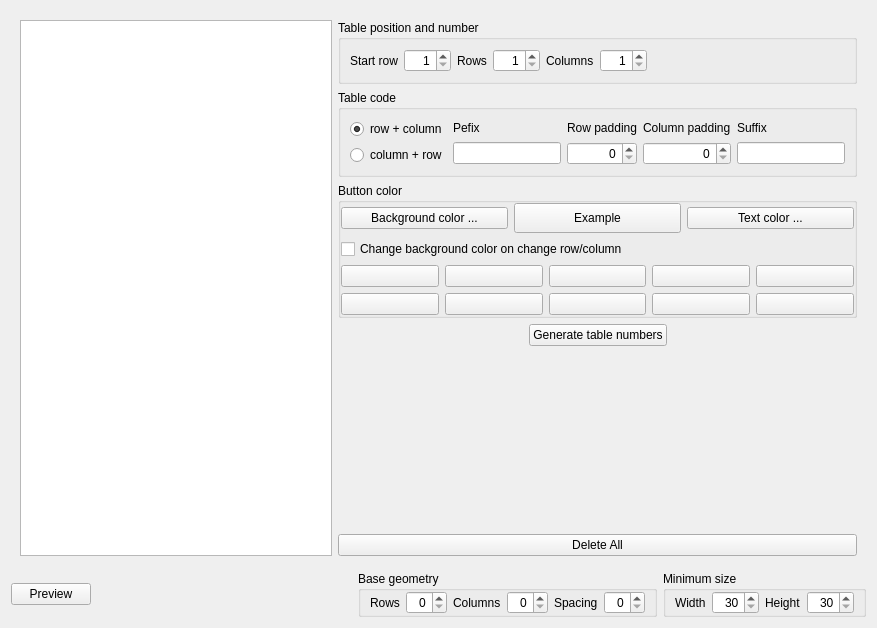
Old version of the form App/Ui/SeatMapWidget.ui in the repository paolodestefani/pySagra.
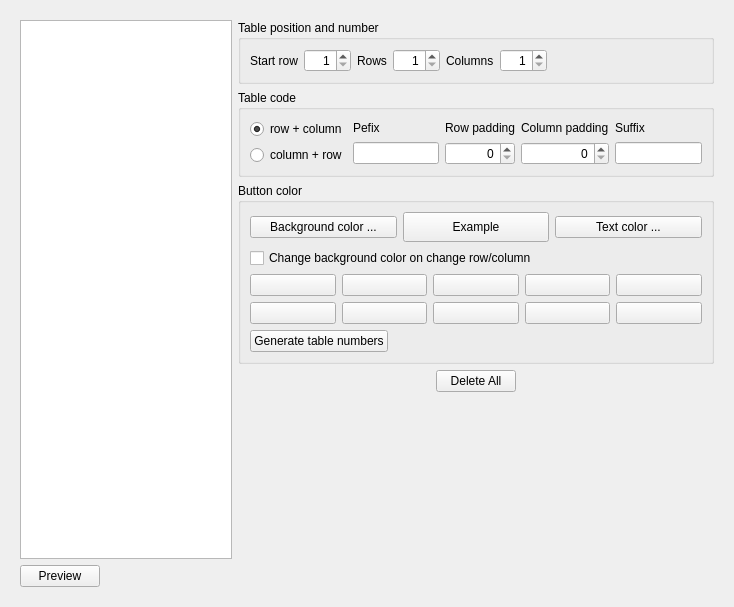
New version of the form. Custom widgets are drawn as their Qt base class.

```diff
--- a/App/Ui/SeatMapWidget.ui
+++ b/App/Ui/SeatMapWidget.ui
@@ -6,8 +6,8 @@
    <rect>
     <x>0</x>
     <y>0</y>
-    <width>877</width>
-    <height>628</height>
+    <width>734</width>
+    <height>607</height>
    </rect>
   </property>
   <property name="font">
@@ -18,21 +18,23 @@
   <property name="windowTitle">
    <string>Seat Map</string>
   </property>
-  <layout class="QVBoxLayout" name="verticalLayout_8">
+  <layout class="QVBoxLayout" name="verticalLayout_11">
    <item>
     <widget class="QStackedWidget" name="stackedWidget">
      <property name="currentIndex">
       <number>0</number>
      </property>
      <widget class="QWidget" name="pageList">
+      <layout class="QVBoxLayout" name="verticalLayout_13">
+       <item>
       <layout class="QVBoxLayout" name="verticalLayout_12">
        <item>
-        <layout class="QHBoxLayout" name="horizontalLayout_9">
+          <layout class="QHBoxLayout" name="horizontalLayout_11">
          <item>
           <widget class="EnhancedTableView" name="tableView"/>
          </item>
          <item>
-          <layout class="QVBoxLayout" name="verticalLayout_11">
+            <layout class="QVBoxLayout" name="verticalLayout_10">
            <item>
             <widget class="QGroupBox" name="groupBoxTablePosition">
              <property name="title">
@@ -140,7 +142,7 @@
              <property name="title">
               <string>Table code</string>
              </property>
-             <layout class="QVBoxLayout" name="verticalLayout_10">
+               <layout class="QVBoxLayout" name="verticalLayout_8">
               <item>
                <layout class="QHBoxLayout" name="horizontalLayout_2">
                 <item>
@@ -237,18 +239,6 @@
               <string>Button color</string>
              </property>
              <layout class="QVBoxLayout" name="verticalLayout">
-              <property name="leftMargin">
-               <number>0</number>
-              </property>
-              <property name="topMargin">
-               <number>0</number>
-              </property>
-              <property name="rightMargin">
-               <number>0</number>
-              </property>
-              <property name="bottomMargin">
-               <number>0</number>
-              </property>
               <item>
                <layout class="QHBoxLayout" name="horizontalLayout_5">
                 <item>
@@ -409,24 +399,8 @@
                 </item>
                </layout>
               </item>
-             </layout>
-            </widget>
-           </item>
            <item>
-            <layout class="QHBoxLayout" name="horizontalLayout_8">
-             <item>
-              <spacer name="horizontalSpacer_2">
-               <property name="orientation">
-                <enum>Qt::Orientation::Horizontal</enum>
-               </property>
-               <property name="sizeHint" stdset="0">
-                <size>
-                 <width>40</width>
-                 <height>20</height>
-                </size>
-               </property>
-              </spacer>
-             </item>
+                 <layout class="QHBoxLayout" name="horizontalLayout_10">
              <item>
               <widget class="QPushButton" name="pushButtonGenerateTables">
                <property name="text">
@@ -449,15 +423,20 @@
              </item>
             </layout>
            </item>
+               </layout>
+              </widget>
+             </item>
            <item>
-            <spacer name="verticalSpacer">
+              <layout class="QHBoxLayout" name="horizontalLayout_8">
+               <item>
+                <spacer name="horizontalSpacer_2">
              <property name="orientation">
-              <enum>Qt::Orientation::Vertical</enum>
+                  <enum>Qt::Orientation::Horizontal</enum>
              </property>
              <property name="sizeHint" stdset="0">
               <size>
-               <width>20</width>
-               <height>40</height>
+                   <width>40</width>
+                   <height>20</height>
               </size>
              </property>
             </spacer>
@@ -472,6 +451,60 @@
              </property>
             </widget>
            </item>
+               <item>
+                <spacer name="horizontalSpacer_6">
+                 <property name="orientation">
+                  <enum>Qt::Orientation::Horizontal</enum>
+                 </property>
+                 <property name="sizeHint" stdset="0">
+                  <size>
+                   <width>40</width>
+                   <height>20</height>
+                  </size>
+                 </property>
+                </spacer>
+               </item>
+              </layout>
+             </item>
+             <item>
+              <spacer name="verticalSpacer">
+               <property name="orientation">
+                <enum>Qt::Orientation::Vertical</enum>
+               </property>
+               <property name="sizeHint" stdset="0">
+                <size>
+                 <width>20</width>
+                 <height>40</height>
+                </size>
+               </property>
+              </spacer>
+             </item>
+            </layout>
+           </item>
+          </layout>
+         </item>
+         <item>
+          <layout class="QHBoxLayout" name="horizontalLayout_9">
+           <item>
+            <widget class="QPushButton" name="pushButtonPreview">
+             <property name="text">
+              <string>Preview</string>
+             </property>
+            </widget>
+           </item>
+           <item>
+            <spacer name="horizontalSpacer_5">
+             <property name="orientation">
+              <enum>Qt::Orientation::Horizontal</enum>
+             </property>
+             <property name="sizeHint" stdset="0">
+              <size>
+               <width>40</width>
+               <height>20</height>
+              </size>
+             </property>
+            </spacer>
+           </item>
           </layout>
          </item>
         </layout>
@@ -545,19 +578,15 @@
          </widget>
         </widget>
        </item>
-      </layout>
-     </widget>
-    </widget>
-   </item>
    <item>
     <layout class="QHBoxLayout" name="horizontalLayout_4">
      <item>
-      <widget class="QPushButton" name="pushButtonPreview">
+          <widget class="QPushButton" name="pushButtonEdit">
        <property name="text">
-        <string>Preview</string>
+            <string>Edit</string>
        </property>
        <property name="checkable">
-        <bool>true</bool>
+            <bool>false</bool>
        </property>
       </widget>
      </item>
@@ -695,6 +724,10 @@
       </widget>
      </item>
     </layout>
+       </item>
+      </layout>
+     </widget>
+    </widget>
    </item>
   </layout>
  </widget>
```
Left out of the diff: 19 changed lines with no effect on the pictures. Lines whose indentation alone changed are shown as unchanged.
